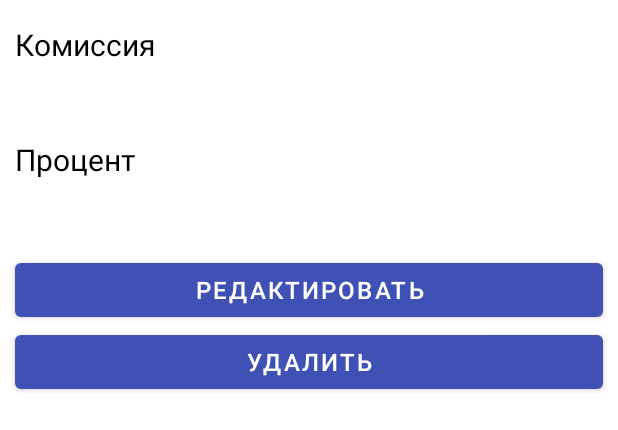
After one commit to yuliakazch/CoreBankingSystem-Android, an Android app: the layout fragment_detailcommission.xml on its own in the app's theme, with its tools: preview values and no code run, on a phone screen of 412 x 824 dp. The commit adds this screen. Shown: the top 430 px of the screen. Run offline under Robolectric (Android 15) with nearby library versions, the phone set to English and light mode, and no system bars.

Commit message:
Экран деталей комиссии

```diff
--- a/app/src/main/java/com/gmail/yuliakazachok/corebanking/features/commissions/maincommissions/ui/adapter/CommissionAdapter.kt
+++ b/app/src/main/java/com/gmail/yuliakazachok/corebanking/features/commissions/maincommissions/ui/adapter/CommissionAdapter.kt
@@ -15,7 +15,7 @@ class CommissionAdapter(private val viewModel: MainCommissionsViewModel) :
     ): CommissionViewHolder = CommissionViewHolder.from(parent)
 
     override fun onBindViewHolder(holder: CommissionViewHolder, position: Int) {
-        holder.bind(getItem(position))
+        holder.bind(getItem(position), viewModel)
     }
 }
 
--- a/app/src/main/java/com/gmail/yuliakazachok/corebanking/features/commissions/maincommissions/ui/adapter/CommissionViewHolder.kt
+++ b/app/src/main/java/com/gmail/yuliakazachok/corebanking/features/commissions/maincommissions/ui/adapter/CommissionViewHolder.kt
@@ -4,6 +4,7 @@ import android.view.LayoutInflater
 import android.view.ViewGroup
 import androidx.recyclerview.widget.RecyclerView
 import com.gmail.yuliakazachok.corebanking.databinding.ItemCommissionBinding
+import com.gmail.yuliakazachok.corebanking.features.commissions.maincommissions.presentation.MainCommissionsViewModel
 import com.gmail.yuliakazachok.corebanking.shared.commissions.domain.entities.Commission
 
 class CommissionViewHolder(
@@ -18,7 +19,10 @@ class CommissionViewHolder(
         }
     }
 
-    fun bind(item: Commission) {
+    fun bind(item: Commission, viewModel: MainCommissionsViewModel) {
         binding.root.text = item.name
+        binding.root.setOnClickListener {
+            viewModel.goToDetail(item)
+        }
     }
 }
--- /dev/null
+++ b/app/src/main/java/com/gmail/yuliakazachok/corebanking/libraries/utils/KeysArgsBundle.kt
@@ -0,0 +1,6 @@
+package com.gmail.yuliakazachok.corebanking.libraries.utils
+
+object KeysArgsBundle {
+
+    const val COMMISSION_DETAIL = "COMMISSION_DETAIL"
+}
--- a/app/src/main/java/com/gmail/yuliakazachok/corebanking/shared/commissions/domain/entities/Commission.kt
+++ b/app/src/main/java/com/gmail/yuliakazachok/corebanking/shared/commissions/domain/entities/Commission.kt
@@ -1,6 +1,8 @@
 package com.gmail.yuliakazachok.corebanking.shared.commissions.domain.entities
+
+import java.io.Serializable
 
 data class Commission(
     val name: String,
     val interest: Int
-)
+) : Serializable
--- /dev/null
+++ b/app/src/main/res/layout/fragment_detailcommission.xml
@@ -0,0 +1,59 @@
+<?xml version="1.0" encoding="utf-8"?>
+<LinearLayout xmlns:android="http://schemas.android.com/apk/res/android"
+    android:layout_width="match_parent"
+    android:layout_height="match_parent"
+    android:orientation="vertical">
+
+    <TextView
+        android:id="@+id/nameText"
+        android:layout_width="match_parent"
+        android:layout_height="wrap_content"
+        android:layout_marginTop="16dp"
+        android:paddingStart="10dp"
+        android:text="@string/commission"
+        android:textColor="@color/black"
+        android:textSize="20sp" />
+
+    <TextView
+        android:id="@+id/nameValue"
+        android:layout_width="match_parent"
+        android:layout_height="wrap_content"
+        android:layout_marginTop="6dp"
+        android:paddingStart="10dp"
+        android:textSize="20sp" />
+
+    <TextView
+        android:id="@+id/interestText"
+        android:layout_width="match_parent"
+        android:layout_height="wrap_content"
+        android:layout_marginTop="16dp"
+        android:paddingStart="10dp"
+        android:text="@string/interest"
+        android:textColor="@color/black"
+        android:textSize="20sp" />
+
+    <TextView
+        android:id="@+id/interestValue"
+        android:layout_width="match_parent"
+        android:layout_height="wrap_content"
+        android:layout_marginTop="6dp"
+        android:paddingStart="10dp"
+        android:textSize="20sp" />
+
+    <Button
+        android:id="@+id/buttonEdit"
+        android:layout_width="match_parent"
+        android:layout_height="wrap_content"
+        android:layout_marginHorizontal="10dp"
+        android:layout_marginTop="16dp"
+        android:text="@string/edit"
+        android:textSize="16sp" />
+
+    <Button
+        android:id="@+id/buttonDelete"
+        android:layout_width="match_parent"
+        android:layout_height="wrap_content"
+        android:layout_marginHorizontal="10dp"
+        android:text="@string/delete"
+        android:textSize="16sp" />
+</LinearLayout>
--- a/app/src/main/res/values/strings.xml
+++ b/app/src/main/res/values/strings.xml
@@ -5,4 +5,8 @@
 	<string name="clients">Клиенты</string>
 	<string name="commissions">Комиссии</string>
 	<string name="message_error">Произошла ошибка!</string>
+	<string name="commission">Комиссия</string>
+	<string name="interest">Процент</string>
+	<string name="edit">Редактировать</string>
+	<string name="delete">Удалить</string>
 </resources>
```
Also changed, not shown: app/src/main/java/com/gmail/yuliakazachok/corebanking/features/commissions/detailcommission/presentation/DetailCommissionViewModel.kt (added, +36 -0 lines), app/src/main/java/com/gmail/yuliakazachok/corebanking/features/commissions/detailcommission/ui/DetailCommissionFragment.kt (added, +88 -0 lines), app/src/main/java/com/gmail/yuliakazachok/corebanking/features/commissions/maincommissions/presentation/MainCommissionsViewModel.kt (+6 -3 lines), app/src/main/java/com/gmail/yuliakazachok/corebanking/features/commissions/maincommissions/ui/MainCommissionsFragment.kt (+14 -0 lines), app/src/main/java/com/gmail/yuliakazachok/corebanking/shared/commissions/di/CommissionsModule.kt (renamed from app/src/main/java/com/gmail/yuliakazachok/corebanking/shared/commissions/di/MainCommissionsModule.kt, +4 -4 lines), app/src/main/res/navigation/navigation.xml (+10 -1 lines).
